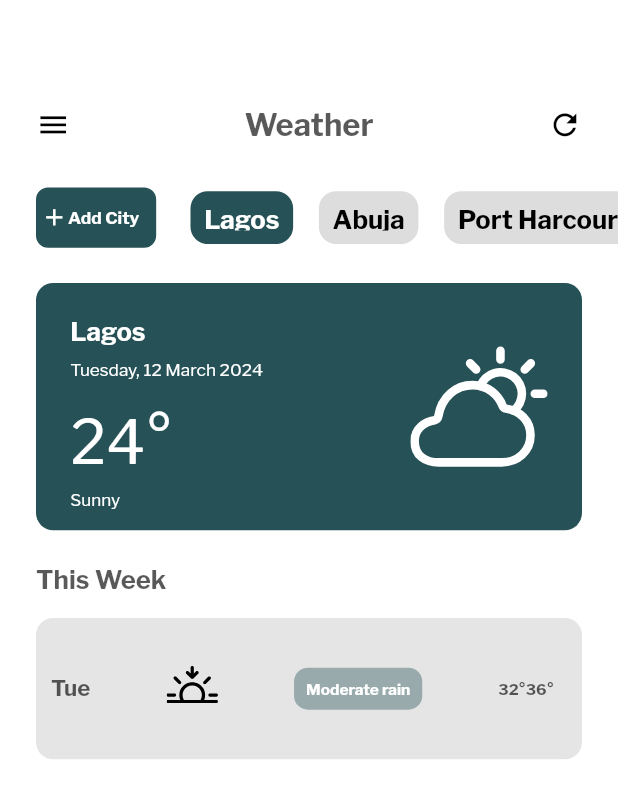
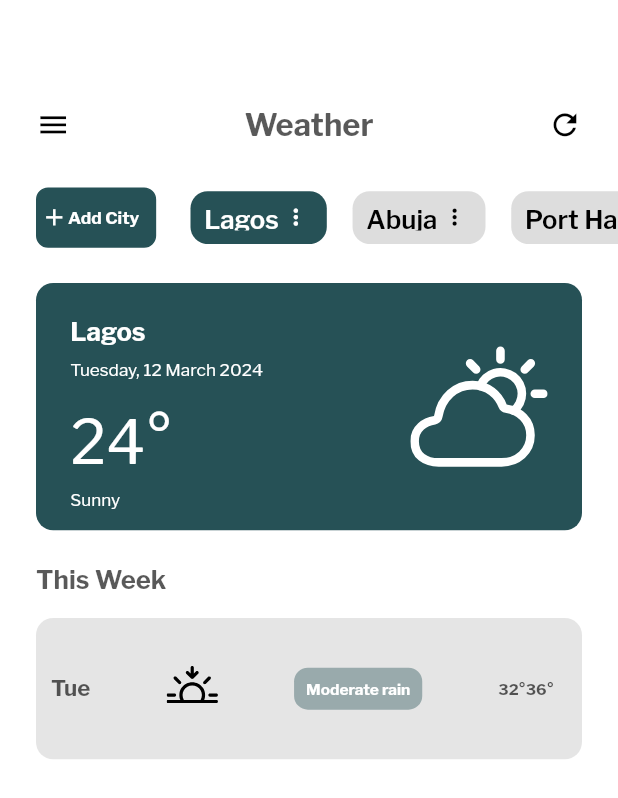
Before and after one commit to kekule15/weather, a Flutter app: the screen it shows after launch, on a phone screen of 412 x 824 dp. Shown: the top 798 px of the screen. Run offline on Flutter 3.47's test engine with Material 3 defaults, Android fonts, the phone set to English and light mode, and no system bars; drawn by our look-alikes of loader_overlay; our stand-ins replace dio, flutter_riverpod, flutter_screenutil, flutter_spinkit, flutter_svg, fluttertoast and 6 more; accounts and stored records are empty.

Commit message:
adding and removing of city implemented

```diff
--- a/lib/style/theme.dart
+++ b/lib/style/theme.dart
@@ -72,6 +72,9 @@ class ThemeProvider extends ChangeNotifier {
     drawerTheme:
         const DrawerThemeData(backgroundColor: AppColors.termsTextColor),
     scaffoldBackgroundColor: AppColors.black,
+    // popupMenuTheme: PopupMenuThemeData(
+    //   color:
+    // ),
     scrollbarTheme: ScrollbarThemeData(
       interactive: true,
       // thumbVisibility: true,
--- a/lib/views/home.dart
+++ b/lib/views/home.dart
@@ -111,13 +111,17 @@ class HomeView extends ConsumerWidget {
                             (index) {
                           var data = viewmodel.storedCityList[index];
                           return Padding(
-                            padding:  EdgeInsets.only(left: 15.w),
+                            padding: EdgeInsets.only(left: 15.w),
                             child: CityWeatherWidget(
                               onTap: () {
                                 viewmodel.selectCity(city: data);
                               },
+                              remove: () {
+
+                              },
                               data: data,
-                              selected: viewmodel.selectedCity.name == data.name,
+                              selected:
+                                  viewmodel.selectedCity.name == data.name,
                             ),
                           );
                         }),
--- a/lib/widgets/city_weather_widget.dart
+++ b/lib/widgets/city_weather_widget.dart
@@ -2,24 +2,34 @@ import 'package:flutter/material.dart';
 import 'package:flutter_riverpod/flutter_riverpod.dart';
 import 'package:flutter_screenutil/flutter_screenutil.dart';
 import 'package:weather/model/city_data_model.dart';
+import 'package:weather/providers/weather_data_provider.dart';
 import 'package:weather/style/appColors.dart';
 import 'package:weather/utils/constvalues.dart';
+import 'package:weather/widgets/menu_bar_widget.dart';
 import 'package:weather/widgets/single_text_line_widget.dart';
 
 class CityWeatherWidget extends ConsumerWidget {
   final CityDataModel data;
   final bool selected;
   final VoidCallback onTap;
+  final VoidCallback remove;
   const CityWeatherWidget(
-      {required this.data, required this.selected,required this.onTap, super.key});
+      {required this.data,
+      required this.selected,
+      required this.onTap,
+      required this.remove,
+      super.key});
 
   @override
   Widget build(BuildContext context, WidgetRef ref) {
+    var viewmodel = ref.watch(weatherDataProvider);
+    final List caseDetailsOptions = [
+      "Remove City",
+    ];
     return InkWell(
-      onTap: ()=> onTap() ,
+      onTap: () => onTap(),
       child: Container(
         height: 30.h,
-
         decoration: BoxDecoration(
           color:
               selected ? AppColors.themeGreen : AppColors.gray.withOpacity(0.4),
@@ -33,8 +43,48 @@ class CityWeatherWidget extends ConsumerWidget {
               SingleTextLineWidget(
                 text: data.name,
                 size: 15.sp,
-                weight: FontWeight.bold,
+                weight: FontWeight.w600,
                 color: selected ? AppColors.white : AppColors.black,
+              ),
+              SizedBox(
+                width: 20.w,
+                height: 15.w,
+                child: CustomPopMenuBarWidget(
+                  icon: Icon(
+                    Icons.more_vert,
+                    size: 15.w,
+                    color: selected ? AppColors.white : AppColors.black,
+                  ),
+                  onSelected: (value) {
+                    switch (value) {
+                      case "Remove City":
+                        viewmodel.removeCityFromStoredList(
+                              name: data.name, next: () {});
+                    }
+                  },
+                  item: List.generate(
+                    caseDetailsOptions.length,
+                    (index) => PopupMenuItem<String>(
+                      value: caseDetailsOptions[index],
+                      child: InkWell(
+                        child: Row(
+                          children: [
+                            SizedBox(
+                              width: 20.w,
+                            ),
+                            Text(
+                              caseDetailsOptions[index],
+                              style: Theme.of(context)
+                                  .primaryTextTheme
+                                  .headlineSmall
+                                  ?.copyWith(fontSize: 13.sp),
+                            ),
+                          ],
+                        ),
+                      ),
+                    ),
+                  ),
+                ),
               ),
             ],
           ),
--- /dev/null
+++ b/lib/widgets/menu_bar_widget.dart
@@ -0,0 +1,27 @@
+
+import 'package:flutter/material.dart';
+import 'package:flutter_riverpod/flutter_riverpod.dart';
+import 'package:flutter_screenutil/flutter_screenutil.dart';
+import 'package:weather/style/appColors.dart';
+
+class CustomPopMenuBarWidget extends ConsumerWidget {
+
+  final Function(String) onSelected;
+  final Widget? icon;
+   final List<PopupMenuItem<String>> item;
+  const   CustomPopMenuBarWidget(
+      {this.icon, required this.onSelected, required this.item, super.key});
+
+  @override
+  Widget build(BuildContext context, WidgetRef ref) {
+
+    return PopupMenuButton<String>(
+      color: AppColors.white,
+      padding: EdgeInsets.zero,
+      iconSize: 20.w,
+      icon: icon,
+      onSelected: onSelected,
+      itemBuilder: (BuildContext context) => item,
+    );
+  }
+}
```
Also changed, not shown: lib/viewmodel/weather_vm.dart (+42 -10 lines), lib/views/city_list.dart (+8 -1 lines).
